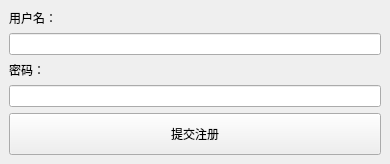
The window that UserRegistWindow.ui (tsukishima1321/shopping) describes before a commit, drawn with Qt 5.
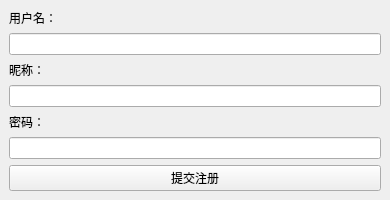
The same window after the commit.

```diff
--- a/UserRegistWindow.ui
+++ b/UserRegistWindow.ui
@@ -7,7 +7,7 @@
     <x>0</x>
     <y>0</y>
     <width>390</width>
-    <height>164</height>
+    <height>191</height>
    </rect>
   </property>
   <property name="windowTitle">
@@ -25,6 +25,16 @@
     <item>
      <widget class="QLineEdit" name="lineEditName"/>
     </item>
+    <item>
+     <widget class="QLabel" name="label_3">
+      <property name="text">
+       <string>昵称：</string>
+      </property>
+     </widget>
+    </item>
+    <item>
+     <widget class="QLineEdit" name="lineEditNick"/>
+    </item>
     <item>
      <widget class="QLabel" name="label_2">
       <property name="text">
```
